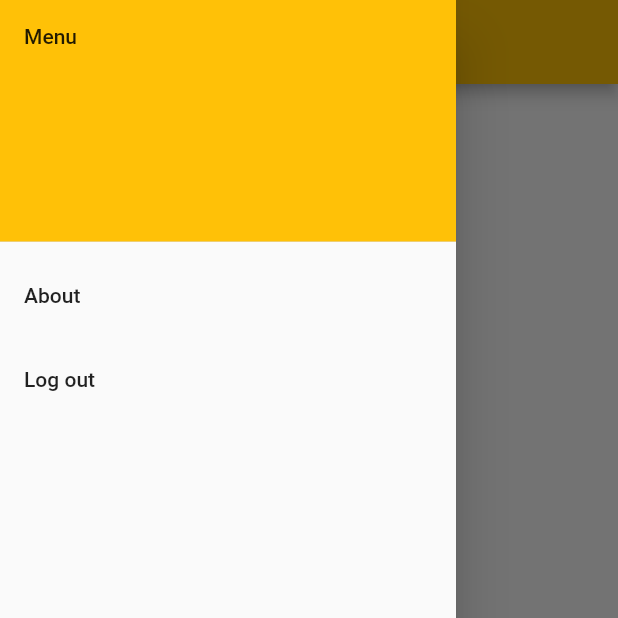
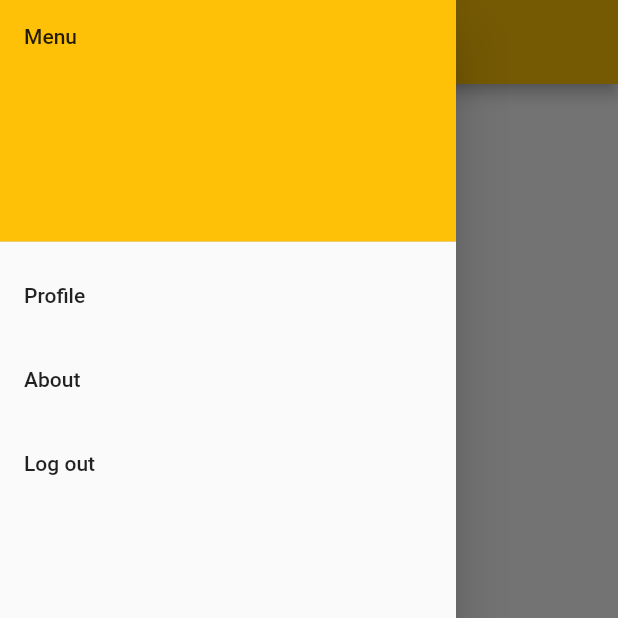
Before and after one commit to nazayer/TraceME, a Flutter app: the HomePage screen opened directly, with the side drawer open, on a phone screen of 412 x 824 dp, the top half of it. Run offline on Flutter 3.47's test engine with Material 2 defaults, Android fonts, the phone set to English and light mode, and no system bars; our stand-ins replace bloc, equatable, flutter_bloc; missing offline and left inert: wifi_flutter.

Commit message:
drawer added item

```diff
--- a/lib/pages/home_page.dart
+++ b/lib/pages/home_page.dart
@@ -49,6 +49,15 @@ class _HomePage extends State<HomePage> {
               decoration: BoxDecoration(
                 color: Colors.amber,
               ),
+            ),
+            ListTile(
+              title: Text('Profile'),
+              onTap: () {
+                // Update the state of the app
+                // ...
+                // Then close the drawer
+                Navigator.pop(context);
+              },
             ),
             ListTile(
               title: Text('About'),
```
